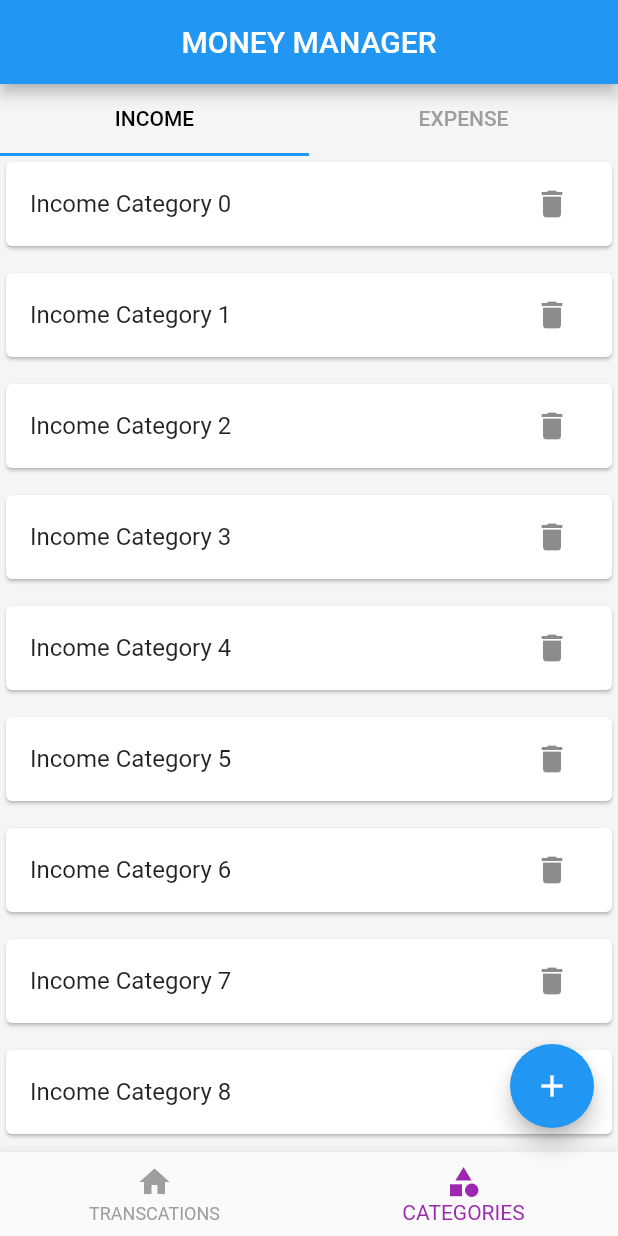
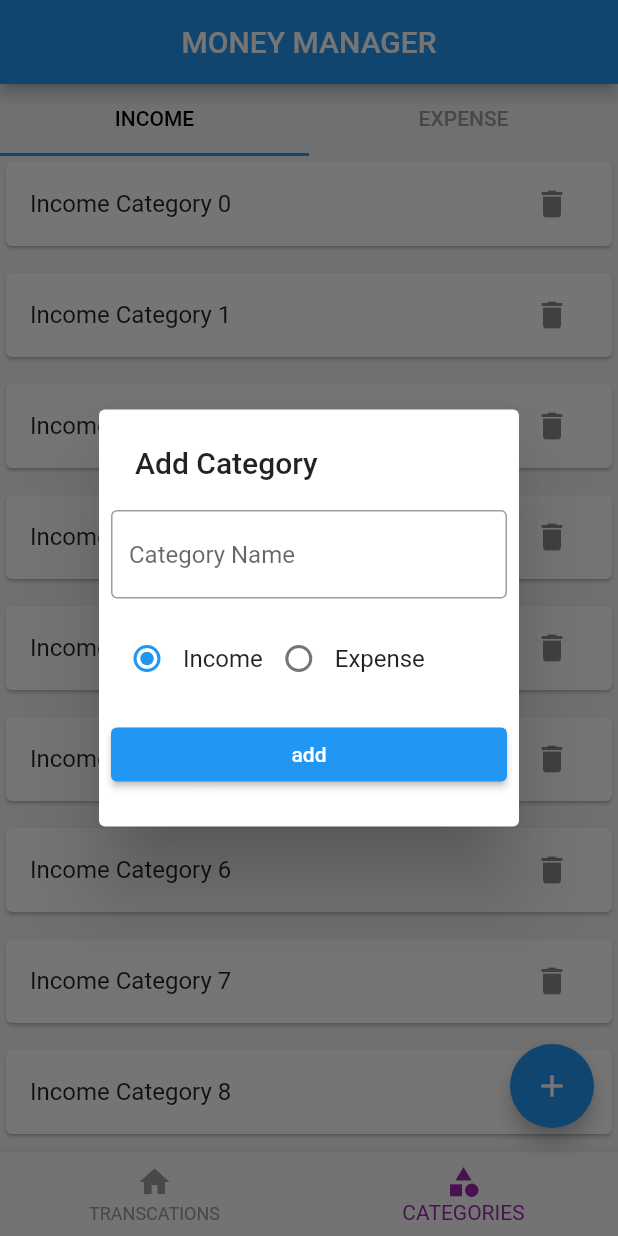
Before and after one commit to Jerald-Joyson/flutter_money_management_app, a Flutter app: the screen it shows after launch, item 2 of the bottom bar chosen, after a tap on the "add" icon, on a phone screen of 412 x 824 dp. Run offline on Flutter 3.47's test engine with Material 2 defaults, Android fonts, the light colour scheme and no system bars; our stand-ins replace hive_flutter; accounts and stored records are empty.

Commit message:
adding code is completed but small issue in category model adapter

```diff
--- /dev/null
+++ b/lib/db/category/category_db.dart
@@ -0,0 +1,23 @@
+import 'package:flutter_money_management_app/models/category/category_model.dart';
+import 'package:hive_flutter/hive_flutter.dart';
+
+const CATEGORY_DB_NAME = 'category-database';
+
+abstract class CategoryDbFunctions {
+  Future<List<CategoryModel>> getCategories();
+  Future<void> insertCategory(CategoryModel value);
+}
+
+class CategoryDB implements CategoryDbFunctions {
+  @override
+  Future<void> insertCategory(CategoryModel value) async {
+    final _categoryDB = await Hive.openBox<CategoryModel>(CATEGORY_DB_NAME);
+    await _categoryDB.add(value);
+  }
+
+  @override
+  Future<List<CategoryModel>> getCategories() async {
+    final _categoryDB = await Hive.openBox<CategoryModel>(CATEGORY_DB_NAME);
+    return _categoryDB.values.toList();
+  }
+}
--- a/lib/main.dart
+++ b/lib/main.dart
@@ -1,7 +1,19 @@
 import 'package:flutter/material.dart';
+import 'package:flutter_money_management_app/models/category/category_model.dart';
 import 'package:flutter_money_management_app/screens/home/screen_home.dart';
+import 'package:hive_flutter/hive_flutter.dart';
 
-void main() {
+Future<void> main() async {
+  WidgetsFlutterBinding.ensureInitialized();
+  await Hive.initFlutter();
+
+  if (Hive.isAdapterRegistered(CategoryModelAdapter().typeId)) {
+    Hive.registerAdapter(CategoryModelAdapter());
+  }
+  if (Hive.isAdapterRegistered(CategoryTypeAdapter().typeId)) {
+    Hive.registerAdapter(CategoryTypeAdapter());
+  }
+
   runApp(const MyApp());
 }
 
--- /dev/null
+++ b/lib/models/category/category_model.dart
@@ -0,0 +1,37 @@
+import 'package:hive_flutter/hive_flutter.dart';
+part 'category_model.g.dart';
+
+@HiveType(typeId: 2)
+enum CategoryType {
+  @HiveField(0)
+  income,
+  @HiveField(1)
+  expense,
+}
+
+@HiveType(typeId: 1)
+class CategoryModel {
+  @HiveField(0)
+  final String id;
+
+  @HiveField(1)
+  final String name;
+
+  @HiveField(2)
+  final bool isDeleted;
+
+  @HiveField(3)
+  final CategoryType type;
+
+  CategoryModel({
+    required this.id,
+    required this.name,
+    required this.type,
+    this.isDeleted = false,
+  });
+
+  @override
+  String toString() {
+    return '{$name $type}';
+  }
+}
--- /dev/null
+++ b/lib/screens/category/category_add_popup.dart
@@ -0,0 +1,96 @@
+import 'package:flutter/material.dart';
+import 'package:flutter/widgets.dart';
+import 'package:flutter_money_management_app/db/category/category_db.dart';
+import 'package:flutter_money_management_app/models/category/category_model.dart';
+
+ValueNotifier<CategoryType> selectedCategoryNotifier =
+    ValueNotifier(CategoryType.income);
+
+Future<void> showCategoryAddPopup(BuildContext context) async {
+  final _nameEditingContoller = TextEditingController();
+  showDialog(
+    context: context,
+    builder: (ctx) {
+      return SimpleDialog(
+        title: const Text('Add Category'),
+        children: [
+          Padding(
+            padding: const EdgeInsets.all(8.0),
+            child: TextFormField(
+              controller: _nameEditingContoller,
+              decoration: const InputDecoration(
+                hintText: 'Category Name',
+                border: OutlineInputBorder(),
+              ),
+            ),
+          ),
+          Padding(
+            padding: const EdgeInsets.all(8.0),
+            child: Row(
+              children: const [
+                RadioButton(title: 'Income', type: CategoryType.income),
+                RadioButton(title: 'Expense', type: CategoryType.expense),
+              ],
+            ),
+          ),
+          Padding(
+            padding: const EdgeInsets.all(8.0),
+            child: ElevatedButton(
+              onPressed: () {
+                final _name = _nameEditingContoller.text;
+                if (_name.isEmpty) {
+                  return;
+                }
+                final _type = selectedCategoryNotifier.value;
+                final _category = CategoryModel(
+                  id: DateTime.now().millisecondsSinceEpoch.toString(),
+                  name: _name,
+                  type: _type,
+                );
+                CategoryDB().insertCategory(_category);
+                Navigator.of(ctx).pop();
+              },
+              child: const Text('add'),
+            ),
+          ),
+        ],
+      );
+    },
+  );
+}
+
+class RadioButton extends StatelessWidget {
+  final String title;
+  final CategoryType type;
+
+  const RadioButton({
+    super.key,
+    required this.title,
+    required this.type,
+  });
+
+  @override
+  Widget build(BuildContext context) {
+    return Row(
+      children: [
+        ValueListenableBuilder(
+          valueListenable: selectedCategoryNotifier,
+          builder: (BuildContext ctx, CategoryType newCategory, Widget? _) {
+            return Radio<CategoryType>(
+              value: type,
+              groupValue: newCategory,
+              onChanged: (value) {
+                if (value == null) {
+                  return;
+                }
+                selectedCategoryNotifier.value = value;
+                selectedCategoryNotifier.notifyListeners();
+              },
+            );
+          },
+        ),
+        Text(title),
+      ],
+    );
+  }
+}
--- a/lib/screens/category/screen_category.dart
+++ b/lib/screens/category/screen_category.dart
@@ -1,4 +1,5 @@
 import 'package:flutter/material.dart';
+import 'package:flutter_money_management_app/db/category/category_db.dart';
 import 'package:flutter_money_management_app/screens/category/expense_category_list.dart';
 import 'package:flutter_money_management_app/screens/category/income_category_list.dart';
 
@@ -15,6 +16,10 @@ class _ScreenCategoryState extends State<ScreenCategory>
   @override
   void initState() {
     _tabController = TabController(length: 2, vsync: this);
+    CategoryDB().getCategories().then((value) {
+      print('Categories get');
+      print(value.toString());
+    });
     super.initState();
   }
 
--- a/lib/screens/home/screen_home.dart
+++ b/lib/screens/home/screen_home.dart
@@ -1,4 +1,8 @@
+import 'package:flutter/foundation.dart';
 import 'package:flutter/material.dart';
+import 'package:flutter_money_management_app/db/category/category_db.dart';
+import 'package:flutter_money_management_app/models/category/category_model.dart';
+import 'package:flutter_money_management_app/screens/category/category_add_popup.dart';
 import 'package:flutter_money_management_app/screens/category/screen_category.dart';
 import 'package:flutter_money_management_app/screens/home/widgets/bottom_navigation.dart';
 import 'package:flutter_money_management_app/screens/transations/screen_transactions.dart';
@@ -35,6 +39,14 @@ class ScreenHome extends StatelessWidget {
             print("Add Transcations");
           } else {
             print("Add Category");
+
+            showCategoryAddPopup(context);
+            // final _sample = CategoryModel(
+            //   id: DateTime.now().millisecondsSinceEpoch.toString(),
+            //   name: 'Travel',
+            //   type: CategoryType.expense,
+            // );
+            // CategoryDB().insertCategory(_sample);
           }
         },
         child: Icon(Icons.add),
```
Also changed, not shown: lib/models/category/category_model.g.dart (added).
